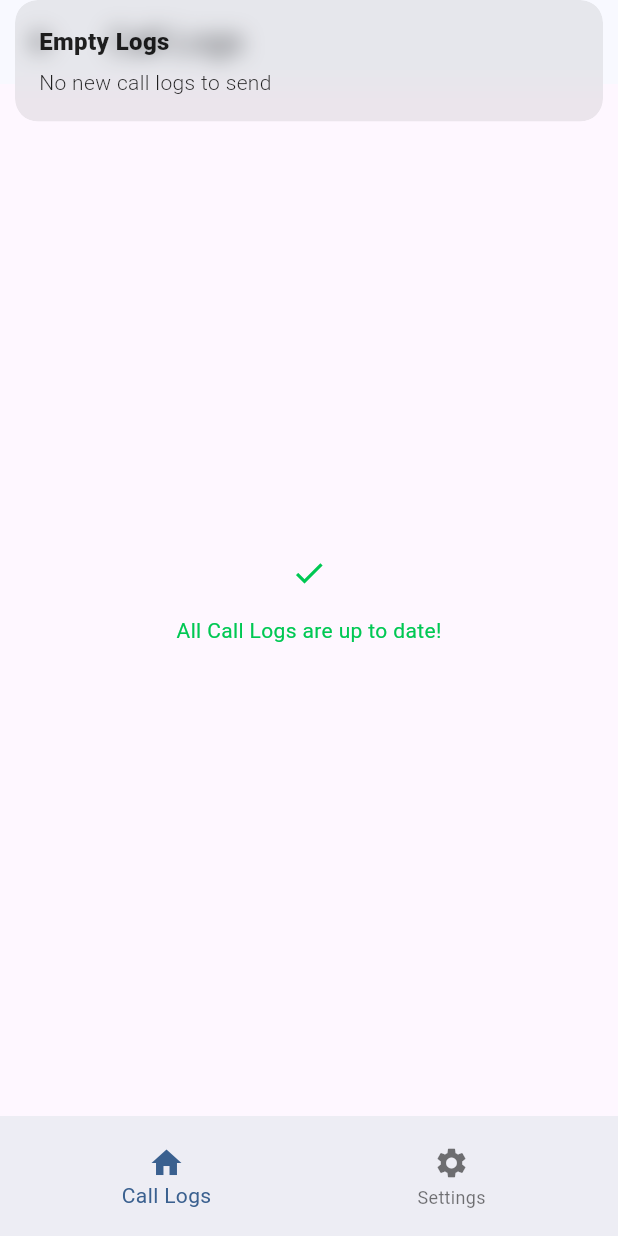
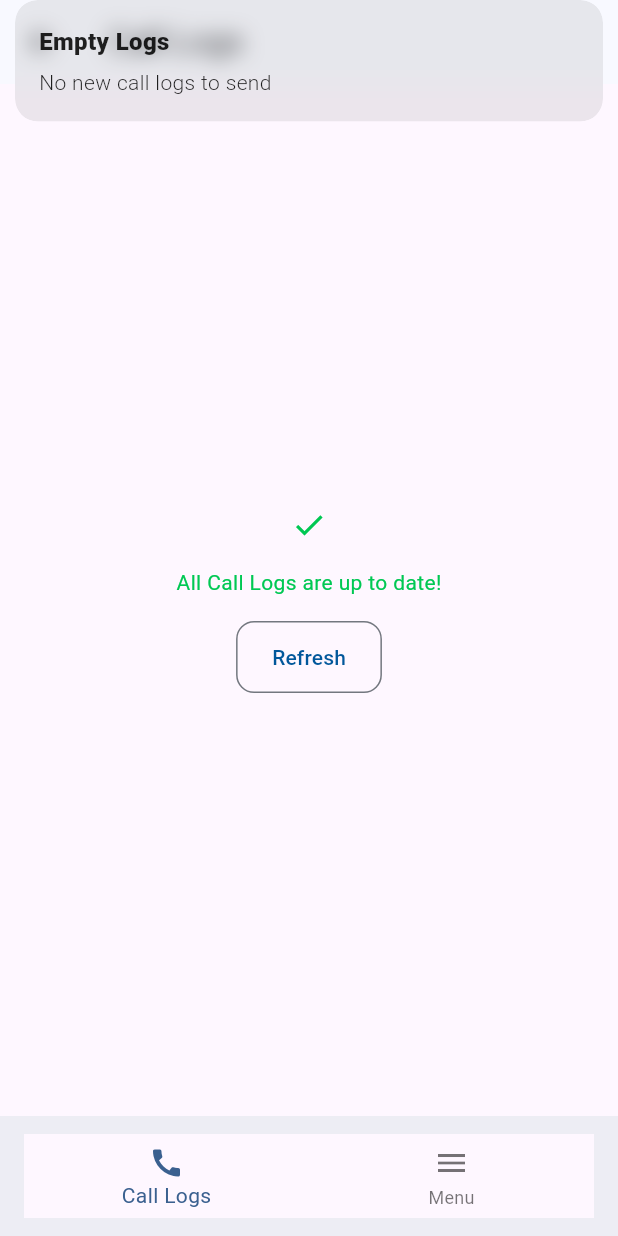
Before and after one commit to ziyadmansy/wowme-callcenter-flutter-project, a Flutter app: the HomeScreen screen opened by its route, on a phone screen of 412 x 824 dp. Run offline on Flutter 3.47's test engine with Material 2 defaults, Android fonts, the phone set to English and light mode, and no system bars; our stand-ins replace get, shared_preferences; missing offline and left inert: call_log; accounts and stored records are empty.

Commit message:
Bug fixes

```diff
--- a/lib/pages/call_logs_page.dart
+++ b/lib/pages/call_logs_page.dart
@@ -1,3 +1,4 @@
+import 'package:call_log/call_log.dart';
 import 'package:flutter/material.dart';
 import 'package:get/get.dart';
 import 'package:wowme/controllers/calls_controller.dart';
@@ -17,6 +18,15 @@ class _CallLogsPageState extends State<CallLogsPage> {
   @override
   void initState() {
     super.initState();
+    submitCallLogs();
+  }
+
+  Future<void> submitCallLogs() async {
+    Iterable<CallLogEntry> entries = await CallLog.get();
+
+    final callsController = Get.find<CallsController>();
+
+    await callsController.submitCallLogs(entries.toList());
   }
 
   @override
@@ -43,6 +53,14 @@ class _CallLogsPageState extends State<CallLogsPage> {
                       color: greenColor,
                     ),
                   ),
+                  SizedBox(
+                    height: 16,
+                  ),
+                  SharedCore.buildRoundedOutlinedButton(
+                    btnText: 'Refresh',
+                    onPress: submitCallLogs,
+                    btnColor: mainColor,
+                  )
                 ],
               ),
             ),
--- a/lib/screens.dart/home_screen.dart
+++ b/lib/screens.dart/home_screen.dart
@@ -1,9 +1,6 @@
-import 'package:call_log/call_log.dart';
 import 'package:flutter/material.dart';
-import 'package:get/get.dart';
-import 'package:wowme/controllers/calls_controller.dart';
 import 'package:wowme/pages/call_logs_page.dart';
-import 'package:wowme/pages/settings_page.dart';
+import 'package:wowme/pages/menu_page.dart';
 import 'package:wowme/shared/shared_core.dart';
 
 class HomeScreen extends StatefulWidget {
@@ -26,19 +23,10 @@ class _HomeScreenState extends State<HomeScreen> {
         'body': const CallLogsPage(),
       },
       {
-        'title': 'Settings',
-        'body': const SettingsPage(),
+        'title': 'Menu',
+        'body': const MenuPage(),
       },
     ];
-
-    submitCallLogs();
-  }
-
-  Future<void> submitCallLogs() async {
-    Iterable<CallLogEntry> entries = await CallLog.get();
-
-    final callsController = Get.find<CallsController>();
-    await callsController.submitCallLogs(entries.toList());
   }
 
   @override
@@ -63,8 +51,6 @@ class _HomeScreenState extends State<HomeScreen> {
         ),
         child: BottomNavigationBar(
           elevation: 0,
-          // CRITICAL ↓ a solid color here destroys FAB notch. Use alpha 0!
-          backgroundColor: Theme.of(context).primaryColor.withAlpha(0),
           currentIndex: _selectedBottomNav,
           onTap: (selectedItem) {
             setState(() {
@@ -74,13 +60,13 @@ class _HomeScreenState extends State<HomeScreen> {
           items: [
             BottomNavigationBarItem(
               icon: const Icon(
-                Icons.home,
+                Icons.call,
               ),
               label: _bottomNavItems[0]['title'] as String?,
             ),
             BottomNavigationBarItem(
               icon: const Icon(
-                Icons.settings,
+                Icons.menu,
               ),
               label: _bottomNavItems[1]['title'] as String?,
             )
--- a/lib/shared/routes.dart
+++ b/lib/shared/routes.dart
@@ -9,7 +9,7 @@ class AppRoutes {
 
   static final List<GetPage> routes = [
     GetPage(
-      name: AppRoutes.loginRoute,
+      name: AppRoutes.homeRoute,
       page: () => const HomeScreen(),
     ),
     GetPage(
--- a/lib/shared/shared_core.dart
+++ b/lib/shared/shared_core.dart
@@ -4,7 +4,6 @@ import 'package:wowme/controllers/auth_controller.dart';
 import 'package:wowme/shared/constants.dart';
 
 class SharedCore {
-
   static Rx<String> getAccessToken() {
     final accessToken = Get.find<AuthController>().accessToken;
     print('Access Token: ${accessToken.value}');
@@ -40,7 +39,7 @@ class SharedCore {
         child: OutlinedButton(
           child: Text(btnText),
           style: ElevatedButton.styleFrom(
-            backgroundColor: btnColor,
+            foregroundColor: btnColor,
             shape: RoundedRectangleBorder(
               borderRadius: BorderRadius.circular(kBorderRadius),
             ),
```
Also changed, not shown: lib/controllers/auth_controller.dart (+5 -7 lines), lib/controllers/calls_controller.dart (+24 -5 lines), lib/pages/menu_page.dart (renamed from lib/pages/settings_page.dart, +4 -4 lines), lib/screens.dart/login_screen.dart (+15 -6 lines).
